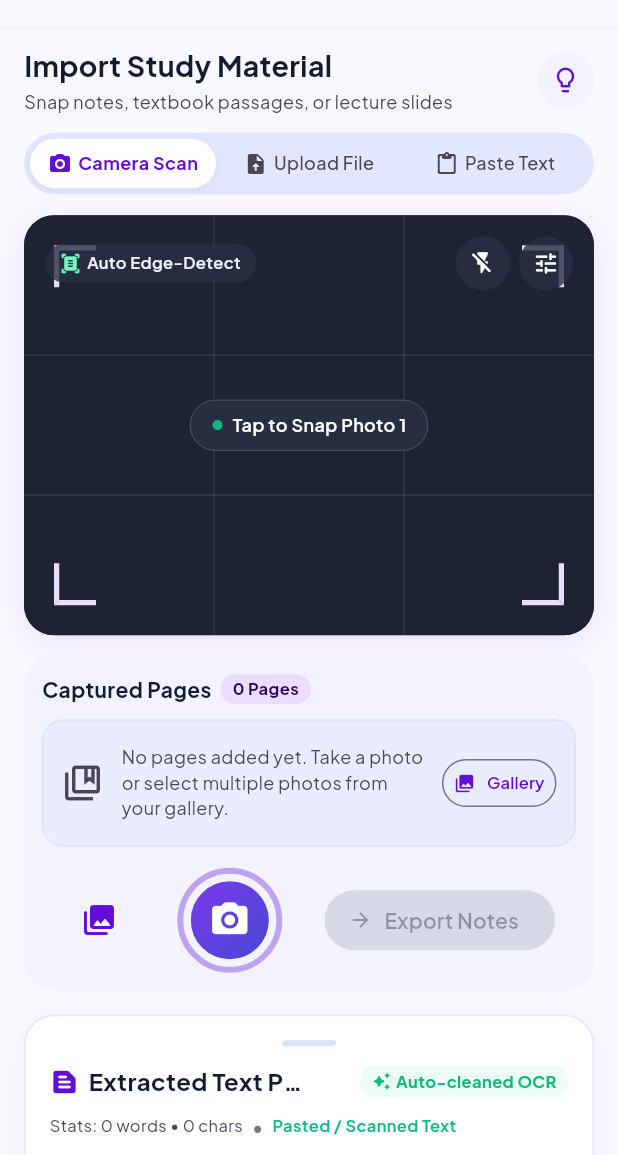
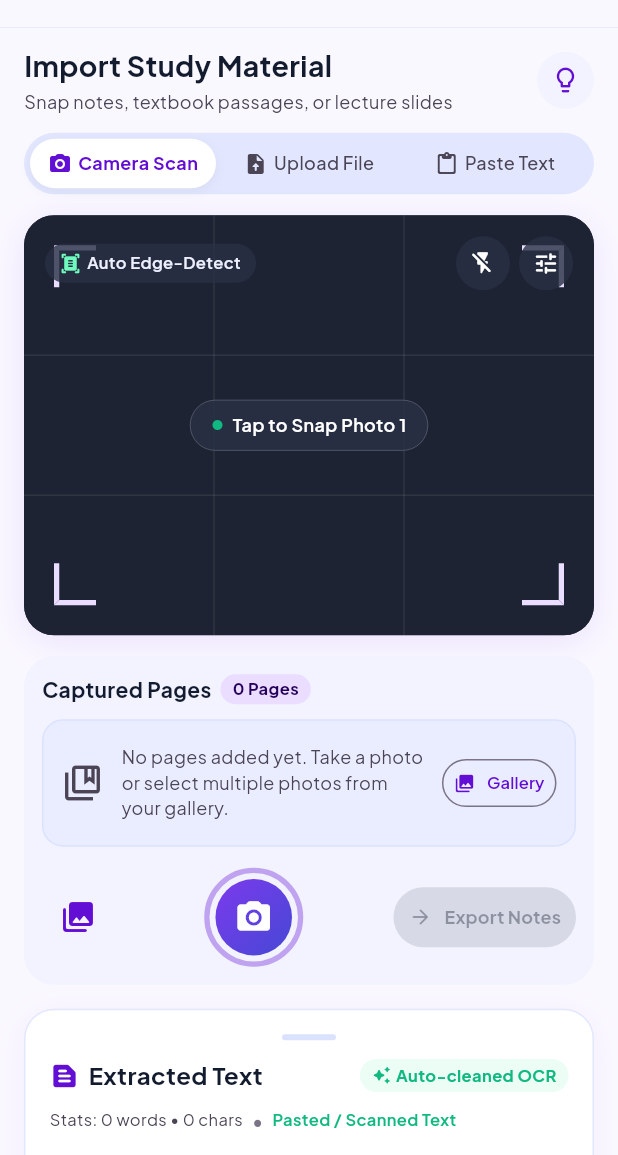
Before and after one commit to blessonmbelly/StudyBuddyAI, a Flutter app: the ScanImportScreen screen opened directly, on a phone screen of 412 x 824 dp, the part 81-1236 px from its top. Run offline on Flutter 3.47's test engine with Material 3 defaults, Android fonts, the phone set to English and light mode, and no system bars; our stand-ins replace file_picker, flutter_secure_storage, google_fonts, image_picker; accounts and stored records are empty; network calls fail.

Commit message:
feat: add flashcards and scan import screens with layout overflow tests

```diff
--- a/studybuddy_ai/lib/screens/scan_import_screen.dart
+++ b/studybuddy_ai/lib/screens/scan_import_screen.dart
@@ -35,6 +35,7 @@ class ScannedPageItem {
 
 class ScanImportScreen extends StatefulWidget {
   final String initialMode;
+  final List<ScannedPageItem>? initialPages;
   final void Function(NoteItem note)? onExportToNotes;
   final void Function(StudyDocument document)? onExportDocument;
   final VoidCallback? onNavigateToNotes;
@@ -42,6 +43,7 @@ class ScanImportScreen extends StatefulWidget {
   const ScanImportScreen({
     super.key,
     this.initialMode = 'camera',
+    this.initialPages,
     this.onExportToNotes,
     this.onExportDocument,
     this.onNavigateToNotes,
@@ -75,6 +77,9 @@ class _ScanImportScreenState extends State<ScanImportScreen> {
   void initState() {
     super.initState();
     _activeMode = widget.initialMode;
+    if (widget.initialPages != null) {
+      _scannedPages.addAll(widget.initialPages!);
+    }
     _textController = TextEditingController();
     _pasteController = TextEditingController();
   }
@@ -1351,6 +1356,7 @@ class _ScanImportScreenState extends State<ScanImportScreen> {
               // Center Action Badge
               Center(
                 child: Container(
+                  margin: const EdgeInsets.symmetric(horizontal: 14),
                   padding: const EdgeInsets.symmetric(horizontal: 14, vertical: 8),
                   decoration: BoxDecoration(
                     color: AppColors.inverseSurface.withValues(alpha: 0.88),
@@ -1370,29 +1376,38 @@ class _ScanImportScreenState extends State<ScanImportScreen> {
                           ),
                         ),
                         const SizedBox(width: 8),
-                        Text(
+                        Flexible(
+                          child: Text(
                             _multiExtractStatus ?? 'AI OCR Processing Pages...',
                             style: const TextStyle(
                               fontSize: 12,
                               fontWeight: FontWeight.w600,
                               color: Colors.white,
                             ),
+                            maxLines: 1,
+                            overflow: TextOverflow.ellipsis,
+                          ),
                         ),
                       ] else if (_scannedPages.isNotEmpty && _scannedPages.any((p) => !p.isExtracted)) ...[
                         const Icon(Icons.collections_bookmark_rounded, size: 14, color: AppColors.primaryFixed),
                         const SizedBox(width: 6),
-                        Text(
+                        Flexible(
+                          child: Text(
                             '${_scannedPages.length} Photo${_scannedPages.length == 1 ? '' : 's'} Imported • Ready to Scan',
                             style: const TextStyle(
                               fontSize: 12,
                               fontWeight: FontWeight.w600,
                               color: Colors.white,
                             ),
+                            maxLines: 1,
+                            overflow: TextOverflow.ellipsis,
+                          ),
                         ),
                       ] else ...[
                         const Icon(Icons.circle, size: 8, color: AppColors.emerald),
                         const SizedBox(width: 6),
-                        Text(
+                        Flexible(
+                          child: Text(
                             _scannedPages.isEmpty
                                 ? 'Tap to Snap Photo 1'
                                 : 'Tap to Add Photo ${_scannedPages.length + 1}',
@@ -1400,6 +1415,9 @@ class _ScanImportScreenState extends State<ScanImportScreen> {
                               fontSize: 12,
                               fontWeight: FontWeight.w600,
                               color: Colors.white,
+                            ),
+                            maxLines: 1,
+                            overflow: TextOverflow.ellipsis,
                           ),
                         ),
                       ],
@@ -1517,10 +1535,6 @@ class _ScanImportScreenState extends State<ScanImportScreen> {
       child: Column(
         children: [
           Row(
-            mainAxisAlignment: MainAxisAlignment.spaceBetween,
-            children: [
-              Expanded(
-                child: Row(
             children: [
               const Flexible(
                 child: Text(
@@ -1530,6 +1544,7 @@ class _ScanImportScreenState extends State<ScanImportScreen> {
                     fontWeight: FontWeight.w700,
                     color: AppColors.onSurface,
                   ),
+                  maxLines: 1,
                   overflow: TextOverflow.ellipsis,
                 ),
               ),
@@ -1544,7 +1559,7 @@ class _ScanImportScreenState extends State<ScanImportScreen> {
                 ),
                 child: Text(
                   _scannedPages.any((p) => !p.isExtracted)
-                            ? '$_capturedCount Imported (${_scannedPages.where((p) => !p.isExtracted).length} Ready)'
+                      ? '$_capturedCount Ready'
                       : '$_capturedCount Page${_capturedCount == 1 ? '' : 's'}',
                   style: TextStyle(
                     fontSize: 11,
@@ -1553,15 +1568,19 @@ class _ScanImportScreenState extends State<ScanImportScreen> {
                         ? AppColors.onSecondaryFixedVariant
                         : AppColors.onPrimaryFixed,
                   ),
-                      ),
-                    ),
-                  ],
-                ),
-              ),
-              const SizedBox(width: 8),
+                  maxLines: 1,
+                ),
+              ),
+              const Spacer(),
               if (_scannedPages.isNotEmpty)
                 TextButton(
                   onPressed: _isExtracting ? null : _clearAllPages,
+                  style: TextButton.styleFrom(
+                    padding: const EdgeInsets.symmetric(horizontal: 6, vertical: 2),
+                    visualDensity: VisualDensity.compact,
+                    minimumSize: Size.zero,
+                    tapTargetSize: MaterialTapTargetSize.shrinkWrap,
+                  ),
                   child: const Text(
                     'Clear All',
                     style: TextStyle(
@@ -1693,7 +1712,7 @@ class _ScanImportScreenState extends State<ScanImportScreen> {
           const SizedBox(height: 14),
           // Shutter controls
           Row(
-            mainAxisAlignment: MainAxisAlignment.spaceAround,
+            mainAxisAlignment: MainAxisAlignment.spaceBetween,
             children: [
               // Gallery multi-picker button
               IconButton(
@@ -1701,19 +1720,20 @@ class _ScanImportScreenState extends State<ScanImportScreen> {
                 tooltip: 'Select multiple photos from gallery',
                 onPressed: _isExtracting ? null : _pickMultipleFromGallery,
               ),
+              const SizedBox(width: 4),
               // Shutter button
               InkWell(
                 onTap: _isExtracting ? null : _captureFromCamera,
-                borderRadius: BorderRadius.circular(36),
+                borderRadius: BorderRadius.circular(35),
                 child: Container(
-                  width: 70,
-                  height: 70,
-                  padding: const EdgeInsets.all(5),
+                  width: 66,
+                  height: 66,
+                  padding: const EdgeInsets.all(4),
                   decoration: BoxDecoration(
                     shape: BoxShape.circle,
                     border: Border.all(
                       color: AppColors.primary.withValues(alpha: 0.35),
-                      width: 4,
+                      width: 3.5,
                     ),
                   ),
                   child: Container(
@@ -1724,8 +1744,8 @@ class _ScanImportScreenState extends State<ScanImportScreen> {
                     child: _isExtracting
                         ? const Center(
                             child: SizedBox(
-                              width: 24,
-                              height: 24,
+                              width: 22,
+                              height: 22,
                               child: CircularProgressIndicator(
                                 strokeWidth: 2.5,
                                 valueColor: AlwaysStoppedAnimation<Color>(Colors.white),
@@ -1733,13 +1753,15 @@ class _ScanImportScreenState extends State<ScanImportScreen> {
                             ),
                           )
                         : const Icon(Icons.photo_camera_rounded,
-                            color: Colors.white, size: 28),
-                  ),
-                ),
-              ),
+                            color: Colors.white, size: 26),
+                  ),
+                ),
+              ),
+              const SizedBox(width: 4),
               // Scan / Export button
               if (_scannedPages.any((p) => !p.isExtracted))
-                ElevatedButton.icon(
+                Flexible(
+                  child: ElevatedButton.icon(
                     onPressed: _isExtracting ? null : _startBatchOcrScan,
                     icon: _isExtracting
                         ? const SizedBox(
@@ -1755,17 +1777,23 @@ class _ScanImportScreenState extends State<ScanImportScreen> {
                       _isExtracting
                           ? 'Scanning...'
                           : 'Scan & Process (${_scannedPages.length})',
+                      style: const TextStyle(fontSize: 12, fontWeight: FontWeight.w700),
+                      maxLines: 1,
+                      overflow: TextOverflow.ellipsis,
                     ),
                     style: ElevatedButton.styleFrom(
                       backgroundColor: AppColors.primary,
                       foregroundColor: Colors.white,
+                      padding: const EdgeInsets.symmetric(horizontal: 10, vertical: 8),
                       shape: RoundedRectangleBorder(
                         borderRadius: BorderRadius.circular(20),
                       ),
                     ),
+                  ),
                 )
               else
-                ElevatedButton.icon(
+                Flexible(
+                  child: ElevatedButton.icon(
                     onPressed: (_isGenerating || _textController.text.trim().isEmpty) ? null : _exportToNotes,
                     icon: _isGenerating
                         ? const SizedBox(
@@ -1783,12 +1811,17 @@ class _ScanImportScreenState extends State<ScanImportScreen> {
                           : (_scannedPages.length > 1
                               ? 'Export Notes (${_scannedPages.length})'
                               : 'Export Notes'),
+                      style: const TextStyle(fontSize: 12, fontWeight: FontWeight.w700),
+                      maxLines: 1,
+                      overflow: TextOverflow.ellipsis,
                     ),
                     style: ElevatedButton.styleFrom(
                       backgroundColor: AppColors.emerald,
                       foregroundColor: Colors.white,
+                      padding: const EdgeInsets.symmetric(horizontal: 10, vertical: 8),
                       shape: RoundedRectangleBorder(
                         borderRadius: BorderRadius.circular(20),
+                      ),
                     ),
                   ),
                 ),
@@ -2125,7 +2158,7 @@ class _ScanImportScreenState extends State<ScanImportScreen> {
                     SizedBox(width: 6),
                     Expanded(
                       child: Text(
-                        'Extracted Text Preview',
+                        'Extracted Text',
                         style: TextStyle(
                           fontSize: 16,
                           fontWeight: FontWeight.w700,
```
Also changed, not shown: studybuddy_ai/lib/screens/flashcards_screen.dart (+12 -3 lines), 1 other file. Lines whose indentation alone changed are shown as unchanged.
